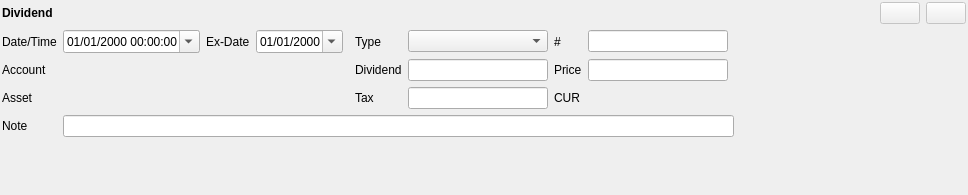
First picture: the form in jal/ui/widgets/dividend_operation.ui, repository titov-vv/jal, before the edit.
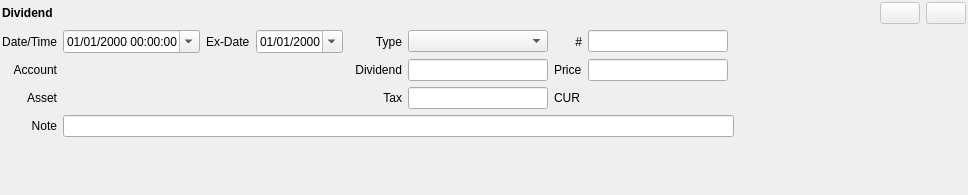
Second picture: the form after the edit. Custom widgets are drawn as their Qt base class.

Commit message: Dividend and Transfer widgets were updated.

Patch:
```diff
--- a/jal/ui/widgets/dividend_operation.ui
+++ b/jal/ui/widgets/dividend_operation.ui
@@ -34,6 +34,9 @@
      <property name="text">
       <string>Date/Time</string>
      </property>
+     <property name="alignment">
+      <set>Qt::AlignRight|Qt::AlignTrailing|Qt::AlignVCenter</set>
+     </property>
     </widget>
    </item>
    <item row="1" column="7">
@@ -41,6 +44,9 @@
      <property name="text">
       <string>#</string>
      </property>
+     <property name="alignment">
+      <set>Qt::AlignRight|Qt::AlignTrailing|Qt::AlignVCenter</set>
+     </property>
     </widget>
    </item>
    <item row="0" column="11">
@@ -71,6 +77,9 @@
      <property name="text">
       <string>Type</string>
      </property>
+     <property name="alignment">
+      <set>Qt::AlignRight|Qt::AlignTrailing|Qt::AlignVCenter</set>
+     </property>
     </widget>
    </item>
    <item row="3" column="5">
@@ -78,6 +87,9 @@
      <property name="text">
       <string>Tax</string>
      </property>
+     <property name="alignment">
+      <set>Qt::AlignRight|Qt::AlignTrailing|Qt::AlignVCenter</set>
+     </property>
     </widget>
    </item>
    <item row="1" column="8">
@@ -88,6 +100,9 @@
      <property name="text">
       <string>Asset</string>
      </property>
+     <property name="alignment">
+      <set>Qt::AlignRight|Qt::AlignTrailing|Qt::AlignVCenter</set>
+     </property>
     </widget>
    </item>
    <item row="5" column="0">
@@ -180,6 +195,9 @@
      <property name="text">
       <string>Note</string>
      </property>
+     <property name="alignment">
+      <set>Qt::AlignRight|Qt::AlignTrailing|Qt::AlignVCenter</set>
+     </property>
     </widget>
    </item>
    <item row="2" column="0">
@@ -187,6 +205,9 @@
      <property name="text">
       <string>Account</string>
      </property>
+     <property name="alignment">
+      <set>Qt::AlignRight|Qt::AlignTrailing|Qt::AlignVCenter</set>
+     </property>
     </widget>
    </item>
    <item row="1" column="2">
@@ -217,6 +238,9 @@
      <property name="text">
       <string>Dividend</string>
      </property>
+     <property name="alignment">
+      <set>Qt::AlignRight|Qt::AlignTrailing|Qt::AlignVCenter</set>
+     </property>
     </widget>
    </item>
    <item row="2" column="6">
```
The commit also changes 3 other files.
